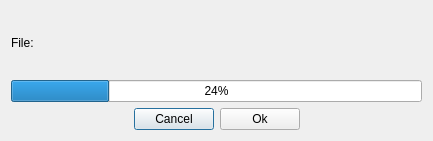
Old version of the form src/receivefiledialog.ui in the repository zuzuf/qtchat.
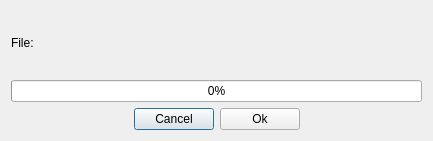
New version of the form.

Commit message: fixed windows title

What changed in the file:
```diff
--- a/src/receivefiledialog.ui
+++ b/src/receivefiledialog.ui
@@ -35,7 +35,7 @@
    <item>
     <widget class="QProgressBar" name="pbTransfer">
      <property name="value">
-      <number>24</number>
+      <number>0</number>
      </property>
     </widget>
    </item>
```
Left out of the diff: 2 changed lines with no effect on the pictures. The commit also changes 4 other files.
